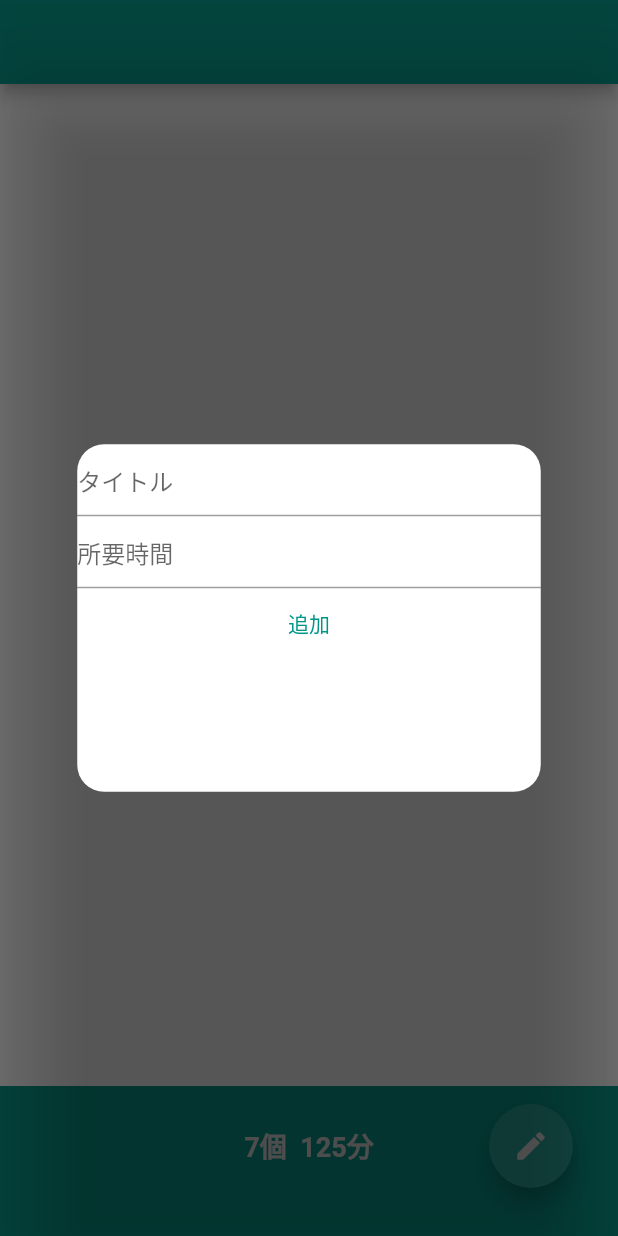
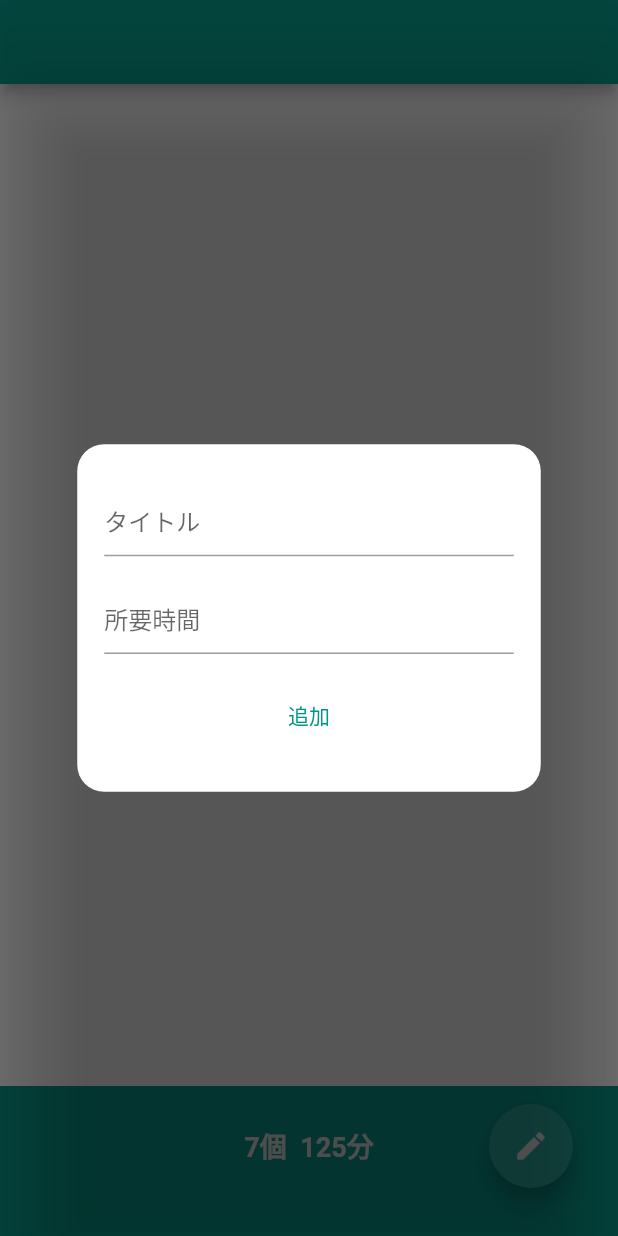
Before and after one commit to yusame0308/tasks, a Flutter app: the screen it shows after launch, after a tap on the "edit" icon, on a phone screen of 412 x 824 dp. Run offline on Flutter 3.47's test engine with Material 2 defaults, Android fonts, the phone set to English and light mode, and no system bars; our stand-ins replace flutter_hooks, flutter_slidable, freezed_annotation, hooks_riverpod, sqflite; accounts and stored records are empty.

Commit message:
dialogのclose処理を追加

```diff
--- a/lib/views/home_page.dart
+++ b/lib/views/home_page.dart
@@ -51,7 +51,7 @@ class HomePage extends HookWidget {
               onPressed: () {
                 showDialog(
                   useSafeArea: false,
-                  // barrierDismissible: false,
+                  barrierDismissible: false,
                   context: context,
                   builder: (BuildContext context) {
                     return UpsertDialog();
--- a/lib/views/upsert_dialog.dart
+++ b/lib/views/upsert_dialog.dart
@@ -21,7 +21,9 @@ class UpsertDialog extends HookWidget {
         children: [
           GestureDetector(
             onTap: () {
-              // TODO: TextFieldを両方閉じる
+              MediaQuery.of(context).viewInsets.bottom == 0.0
+                  ? Navigator.of(context).pop()
+                  : FocusScope.of(context).unfocus();
             },
             child: Container(
               color: Colors.white.withOpacity(0.01),
@@ -36,7 +38,10 @@ class UpsertDialog extends HookWidget {
               color: Colors.white,
               borderRadius: BorderRadius.all(Radius.circular(18.0)),
             ),
+            child: Padding(
+              padding: const EdgeInsets.all(18.0),
               child: Column(
+                mainAxisAlignment: MainAxisAlignment.spaceAround,
                 children: [
                   TextField(
                     controller: titleController,
@@ -56,10 +61,12 @@ class UpsertDialog extends HookWidget {
                   TextButton(
                     onPressed: () {
                       taskViewModel.addTask(titleController.text, int.tryParse(minutesController.text));
+                      Navigator.of(context).pop();
                     },
                     child: Text('追加'),
                   ),
                 ],
+              ),
             ),
           ),
         ],
```
Also changed, not shown: 4 other files. Lines whose indentation alone changed are shown as unchanged.
